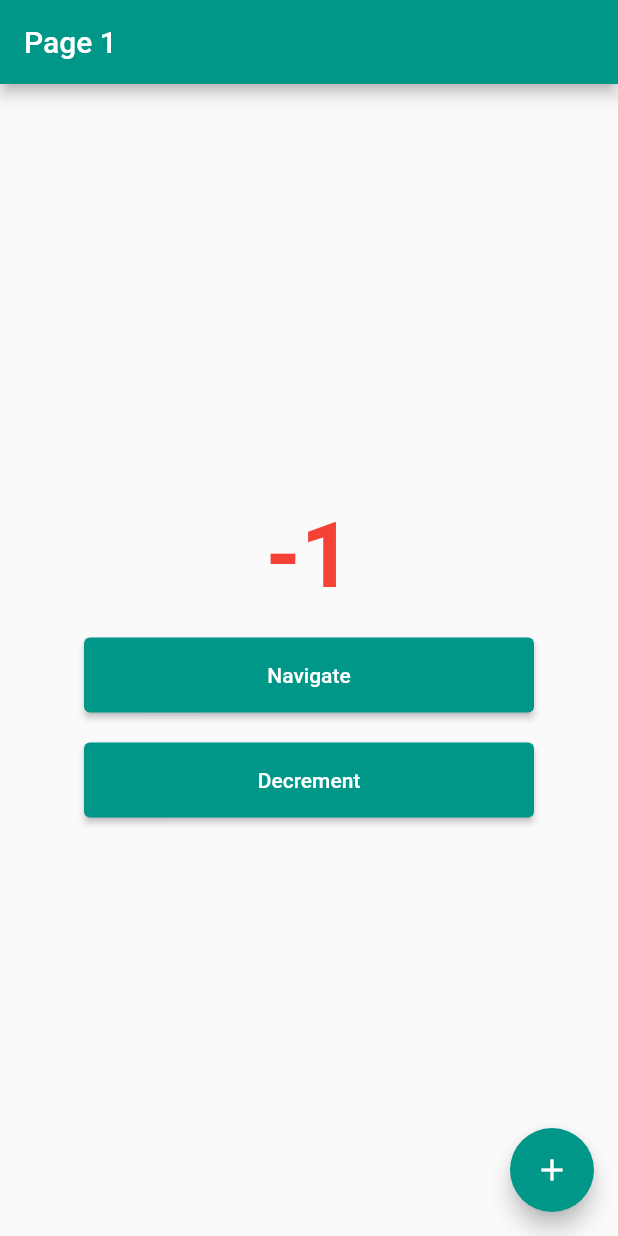
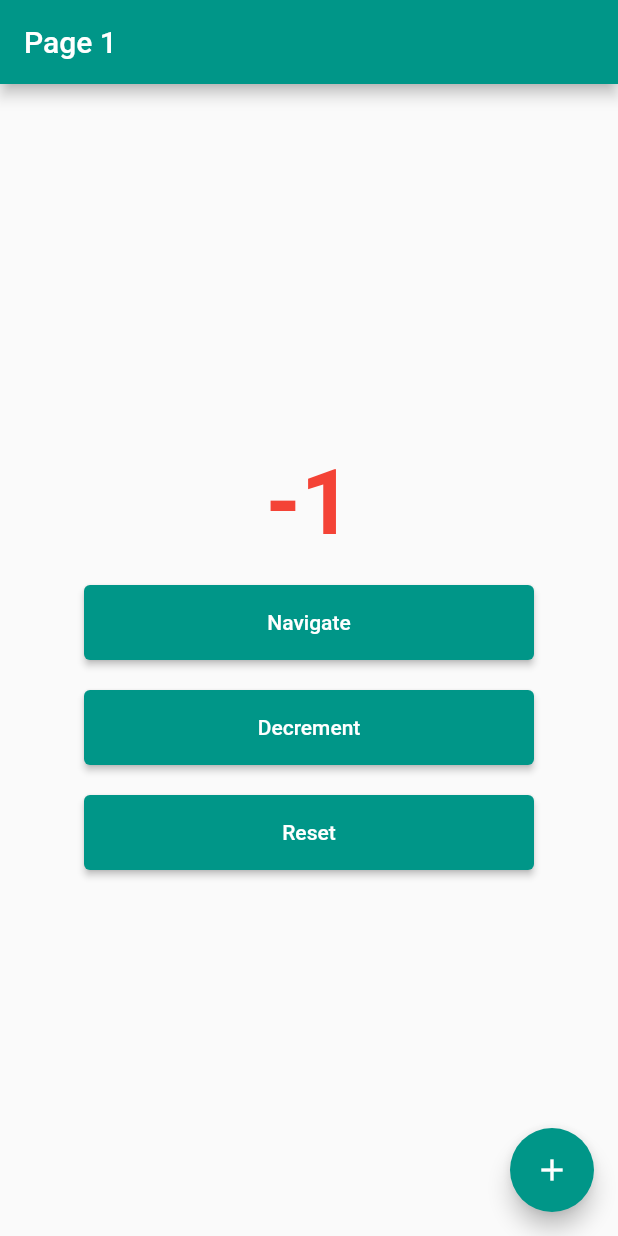
Before and after one commit to akmadan/flutter_hindi_course, a Flutter app: the screen it shows after launch, after a tap on "Decrement", on a phone screen of 412 x 824 dp. Run offline on Flutter 3.47's test engine with Material 2 defaults, Android fonts, the phone set to English and light mode, and no system bars.

Commit message:
provider

```diff
--- a/lib/pages/home.dart
+++ b/lib/pages/home.dart
@@ -1,3 +1,5 @@
+import 'dart:developer';
+
 import 'package:flutter/material.dart';
 import 'package:flutter/src/widgets/container.dart';
 import 'package:flutter/src/widgets/framework.dart';
@@ -16,10 +18,10 @@ class _HomeState extends State<Home> {
   @override
   Widget build(BuildContext context) {
     return Consumer<CounterProvider>(
-      builder: (context, counterModel, child) => Scaffold(
+      builder: (context, counterProvider, child) => Scaffold(
         floatingActionButton: FloatingActionButton(
           onPressed: () {
-            counterModel.increment();
+            counterProvider.increment();
           },
           child: const Center(
             child: Icon(Icons.add),
@@ -33,7 +35,7 @@ class _HomeState extends State<Home> {
             mainAxisAlignment: MainAxisAlignment.center,
             children: [
               Text(
-                counterModel.number.toString(),
+                counterProvider.number.toString(),
                 style: const TextStyle(
                     color: Colors.red,
                     fontSize: 60,
@@ -58,10 +60,20 @@ class _HomeState extends State<Home> {
                 height: 50,
                 child: ElevatedButton(
                     onPressed: () {
-                    counterModel.decrement();
+                      counterProvider.decrement();
                     },
                     child: Text('Decrement')),
-              )
+              ),
+              const SizedBox(height: 20),
+              SizedBox(
+                width: 300,
+                height: 50,
+                child: ElevatedButton(
+                    onPressed: () {
+                      counterProvider.reset();
+                    },
+                    child: Text('Reset')),
+              ),
             ],
           ),
         ),
--- a/lib/services/providers/counter_provider.dart
+++ b/lib/services/providers/counter_provider.dart
@@ -12,4 +12,9 @@ class CounterProvider extends ChangeNotifier {
     number = number - 1;
     notifyListeners();
   }
+
+  void reset(){
+    number = 0;
+    notifyListeners();
+  }
 }
```
Also changed, not shown: lib/main.dart (+5 -3 lines), lib/pages/secondary.dart (+11 -8 lines).
